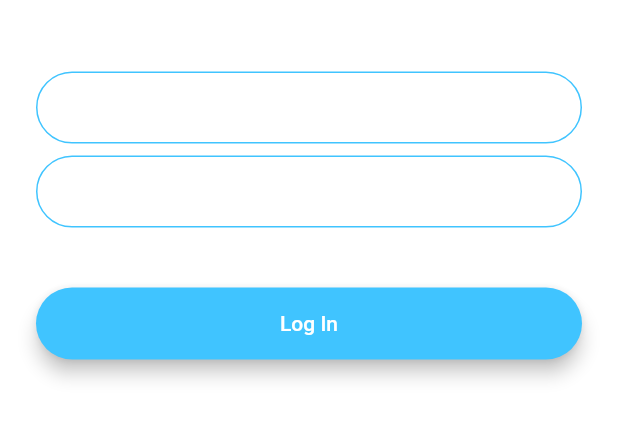
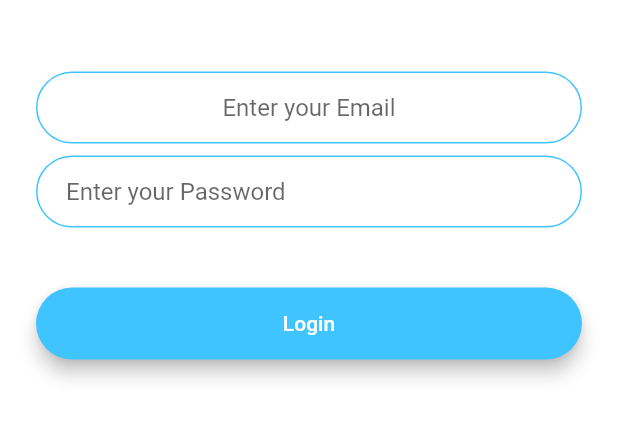
Before and after one commit to soniabhishek27/flash_chat, a Flutter app: the LoginScreen screen opened directly, on a phone screen of 412 x 824 dp, the part 539-980 px from its top. Run offline on Flutter 3.47's test engine with Material 2 defaults, Android fonts, the phone set to English and light mode, and no system bars; our stand-ins replace animated_text_kit, cloud_firestore, firebase_auth, firebase_core, modal_progress_hud; accounts and stored records are empty.

Commit message:
Bug Fixes

```diff
--- /dev/null
+++ b/lib/Components/rounded_button.dart
@@ -0,0 +1,32 @@
+import 'package:flutter/material.dart';
+
+class RoundedButton extends StatelessWidget {
+  RoundedButton({this.colour, this.title, @required this.onPressed});
+
+  final Color colour;
+  final String title;
+  final Function onPressed;
+
+  @override
+  Widget build(BuildContext context) {
+    return Padding(
+      padding: EdgeInsets.symmetric(vertical: 16.0),
+      child: Material(
+        elevation: 5.0,
+        color: colour,
+        borderRadius: BorderRadius.circular(30.0),
+        child: MaterialButton(
+          onPressed: onPressed,
+          minWidth: 200.0,
+          height: 42.0,
+          child: Text(
+            title,
+            style: TextStyle(
+              color: Colors.white,
+            ),
+          ),
+        ),
+      ),
+    );
+  }
+}
--- /dev/null
+++ b/lib/constants.dart
@@ -0,0 +1,36 @@
+import 'package:flutter/cupertino.dart';
+import 'package:flutter/material.dart';
+
+const KSendButtonTextStyle = TextStyle(
+  color: Colors.lightBlueAccent,
+  fontSize: 18.0,
+  fontWeight: FontWeight.bold
+);
+
+const KMessageTextFieldDecoration = InputDecoration(
+  contentPadding: EdgeInsets.symmetric(vertical: 10.0, horizontal: 20.0),
+  hintText: 'Type your message here...',
+  border: InputBorder.none,
+);
+
+const kMessageContainerDecoration = BoxDecoration(
+  border: Border(
+    top: BorderSide(color: Colors.lightBlueAccent,width: 2.0),
+  ),
+);
+
+const KTextFieldDecoration = InputDecoration(
+  hintText: 'Enter your password.',
+  contentPadding: EdgeInsets.symmetric(vertical: 10.0, horizontal: 20.0),
+  border: OutlineInputBorder(
+    borderRadius: BorderRadius.all(Radius.circular(32.0)),
+  ),
+  enabledBorder: OutlineInputBorder(
+    borderSide: BorderSide(color: Colors.lightBlueAccent, width: 1.0),
+    borderRadius: BorderRadius.all(Radius.circular(32.0)),
+  ),
+  focusedBorder: OutlineInputBorder(
+    borderSide: BorderSide(color: Colors.lightBlueAccent, width: 2.0),
+    borderRadius: BorderRadius.all(Radius.circular(32.0)),
+  ),
+);
--- a/lib/screens/login_screen.dart
+++ b/lib/screens/login_screen.dart
@@ -1,15 +1,34 @@
+import 'package:firebase_auth/firebase_auth.dart';
+import 'package:flashchat/screens/chat_screen.dart';
+import 'package:flashchat/screens/welcome_screen.dart';
 import 'package:flutter/material.dart';
 import 'package:flutter/widgets.dart';
+import 'package:flashchat/Components/rounded_button.dart';
+import 'package:flashchat/constants.dart';
+import 'package:modal_progress_hud/modal_progress_hud.dart';
 
-class LoginScreen extends StatefulWidget {
+
+class LoginScreen extends StatefulWidget
+{
   @override
   _LoginScreenState createState() => _LoginScreenState();
+
+  static const String id = 'login_screen';
 }
 
-class _LoginScreenState extends State<LoginScreen> {
+class _LoginScreenState extends State<LoginScreen>
+{
+  bool showSpinner = false;
+
+  final _auth = FirebaseAuth.instance;
+  String email;
+  String password;
+
   @override
   Widget build(BuildContext context) {
-    return Scaffold(
+    return ModalProgressHUD(
+      inAsyncCall: showSpinner,
+      child: Scaffold(
         backgroundColor: Colors.white,
         body: Padding(
           padding: EdgeInsets.symmetric(horizontal: 24.0),
@@ -17,86 +36,99 @@ class _LoginScreenState extends State<LoginScreen> {
             mainAxisAlignment: MainAxisAlignment.center,
             crossAxisAlignment: CrossAxisAlignment.stretch,
             children: <Widget>[
-            Container(
+              Flexible(
+                child: Hero(
+                  tag: 'logo',
+                  child: Container(
                     height: 150.0,
                     child: Image.asset('images/logo.png'),
+                  ),
+                ),
               ),
               SizedBox(
                 height: 48.0,
               ),
               TextField(
+                keyboardType: TextInputType.emailAddress,
+                textAlign: TextAlign.center,
                 onChanged: (value) {
+                  email = value;
                   //Do something with the user input.
                 },
-              decoration: InputDecoration(
-                hintText: 'Enter your email',
-                contentPadding:
-                    EdgeInsets.symmetric(vertical: 10.0, horizontal: 20.0),
-                border: OutlineInputBorder(
-                  borderRadius: BorderRadius.all(Radius.circular(32.0)),
-                ),
-                enabledBorder: OutlineInputBorder(
-                  borderSide:
-                      BorderSide(color: Colors.lightBlueAccent, width: 1.0),
-                  borderRadius: BorderRadius.all(Radius.circular(32.0)),
-                ),
-                focusedBorder: OutlineInputBorder(
-                  borderSide:
-                      BorderSide(color: Colors.lightBlueAccent, width: 2.0),
-                  borderRadius: BorderRadius.all(Radius.circular(32.0)),
-                ),
-              ),
+                decoration: KTextFieldDecoration.copyWith(hintText: 'Enter your Email'),
               ),
               SizedBox(
                 height: 8.0,
               ),
               TextField(
+                obscureText: true,
                 onChanged: (value) {
+                  password = value;
+
                   //Do something with the user input.
                 },
-              decoration: InputDecoration(
-                hintText: 'Enter your password.',
-                contentPadding:
-                    EdgeInsets.symmetric(vertical: 10.0, horizontal: 20.0),
-                border: OutlineInputBorder(
-                  borderRadius: BorderRadius.all(Radius.circular(32.0)),
-                ),
-                enabledBorder: OutlineInputBorder(
-                  borderSide:
-                      BorderSide(color: Colors.lightBlueAccent, width: 1.0),
-                  borderRadius: BorderRadius.all(Radius.circular(32.0)),
-                ),
-                focusedBorder: OutlineInputBorder(
-                  borderSide:
-                      BorderSide(color: Colors.lightBlueAccent, width: 2.0),
-                  borderRadius: BorderRadius.all(Radius.circular(32.0)),
-                ),
-              ),
+                decoration: KTextFieldDecoration.copyWith(hintText: 'Enter your Password'),
               ),
               SizedBox(
                 height: 24.0,
               ),
-            Padding(
-              padding: EdgeInsets.symmetric(vertical: 16.0),
-              child: Material(
-                color: Colors.lightBlueAccent,
-                borderRadius: BorderRadius.all(Radius.circular(30.0)),
-                elevation: 5.0,
-                child: MaterialButton(
-                  onPressed: () {
-                    //Implement login functionality.
+           RoundedButton(
+             colour: Colors.lightBlueAccent,
+             title: 'Login',
+             onPressed: ()
+             {
+               setState(() {
+                 showSpinner = true;
+               });
+               Login();
              },
-                  minWidth: 200.0,
-                  height: 42.0,
-                  child: Text(
-                    'Log In',
            ),
+//            Padding(
+//              padding: EdgeInsets.symmetric(vertical: 16.0),
+//              child: Material(
+//                color: Colors.lightBlueAccent,
+//                borderRadius: BorderRadius.all(Radius.circular(30.0)),
+//                elevation: 5.0,
+//                child: MaterialButton(
+//                  onPressed: () {
+//                    //Implement login functionality.
+//                  },
+//                  minWidth: 200.0,
+//                  height: 42.0,
+//                  child: Text(
+//                    'Log In',
+//                  ),
+//                ),
+//              ),
+//            ),
+            ],
           ),
-              ),
-            ),
-          ],
         ),
       ),
     );
   }
+
+  void Login() async
+  {
+    try {
+      final user = await _auth.signInWithEmailAndPassword(
+          email: email, password: password);
+      if (user !=null)
+      {
+        Navigator.pushNamed(context,ChatScreen.id);
+
       }
+      setState(() {
+        showSpinner = false;
+
+      });
+    }
+    catch(e)
+    {
+      print(e);
+
+
+    }
+
+  }
+}
```
Also changed, not shown: lib/main.dart (+12 -6 lines), lib/screens/chat_screen.dart (+238 -0 lines), lib/screens/registration_screen.dart (+100 -0 lines), lib/screens/welcome_screen.dart (+44 -50 lines), pubspec.yaml (+14 -0 lines), pubspec.lock, 5 other files. Lines whose indentation alone changed are shown as unchanged.
